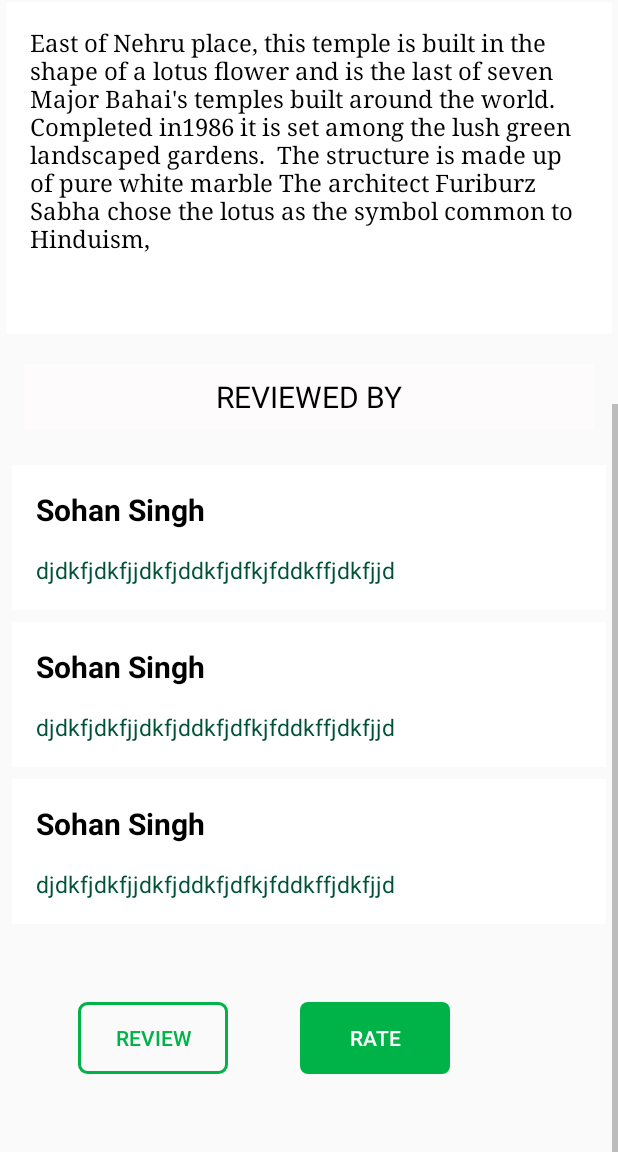
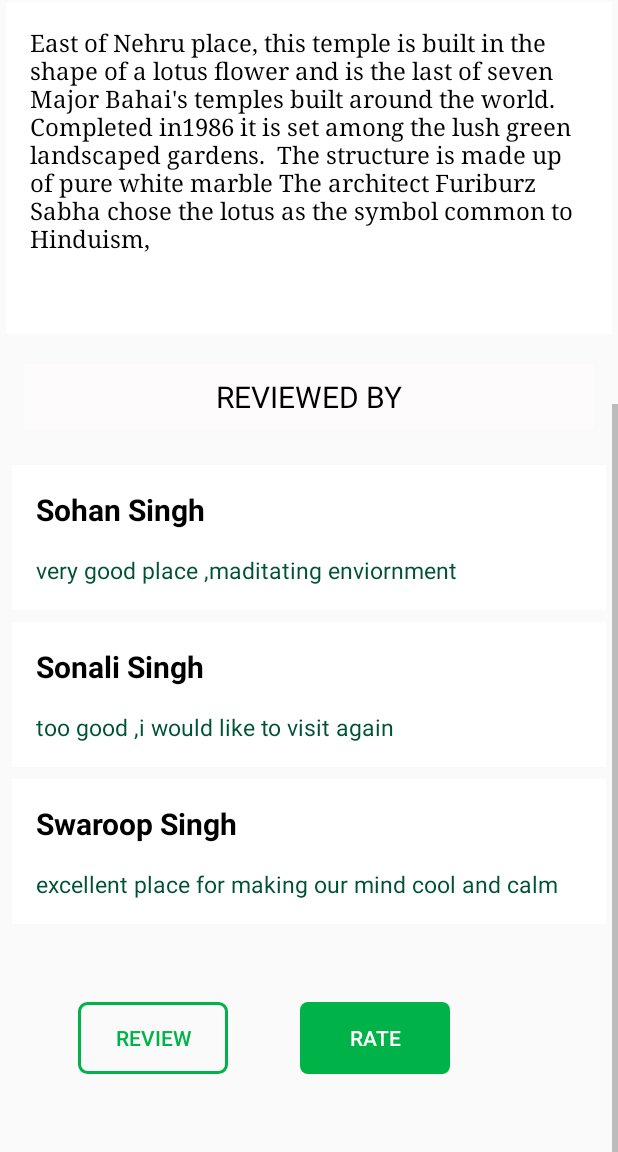
Before and after one commit to Krishan-er/Delhi_guide, an Android app: the Lotus screen opened directly, with no data from a screen before it, scrolled down 414 dp, on a phone screen of 412 x 824 dp, the part 84-1236 px from its top. Run offline under Robolectric (Android 15) with nearby library versions, the phone set to English and light mode, and no system bars.

```diff
--- a/app/src/main/java/com/example/krishan/travels/Review.java
+++ b/app/src/main/java/com/example/krishan/travels/Review.java
@@ -9,5 +9,6 @@ public class Review extends AppCompatActivity {
     protected void onCreate(Bundle savedInstanceState) {
         super.onCreate(savedInstanceState);
         setContentView(R.layout.activity_review);
+
     }
 }
--- a/app/src/main/res/layout/activity_lotus.xml
+++ b/app/src/main/res/layout/activity_lotus.xml
@@ -134,7 +134,7 @@ The structure is made up of pure white marble The architect Furiburz Sabha chose
                 <TextView
                     android:layout_width="match_parent"
                     android:layout_height="wrap_content"
-                    android:text="djdkfjdkfjjdkfjddkfjdfkjfddkffjdkfjjd"
+                    android:text="very good place ,maditating enviornment"
                     android:textColor="#005237"
                     android:layout_marginStart="16dp"
                     android:layout_marginEnd="16dp"
@@ -154,7 +154,7 @@ The structure is made up of pure white marble The architect Furiburz Sabha chose
                 <TextView
                     android:layout_width="match_parent"
                     android:layout_height="wrap_content"
-                    android:text="Sohan Singh"
+                    android:text="Sonali Singh"
                     android:textSize="20sp"
                     android:layout_margin="16dp"
                     android:textStyle="bold"
@@ -164,7 +164,7 @@ The structure is made up of pure white marble The architect Furiburz Sabha chose
                 <TextView
                     android:layout_width="match_parent"
                     android:layout_height="wrap_content"
-                    android:text="djdkfjdkfjjdkfjddkfjdfkjfddkffjdkfjjd"
+                    android:text="too good ,i would like to visit again"
                     android:textColor="#005237"
                     android:layout_marginStart="16dp"
                     android:layout_marginEnd="16dp"
@@ -184,7 +184,7 @@ The structure is made up of pure white marble The architect Furiburz Sabha chose
                 <TextView
                     android:layout_width="match_parent"
                     android:layout_height="wrap_content"
-                    android:text="Sohan Singh"
+                    android:text="Swaroop Singh"
                     android:textSize="20sp"
                     android:layout_margin="16dp"
                     android:textStyle="bold"
@@ -194,7 +194,7 @@ The structure is made up of pure white marble The architect Furiburz Sabha chose
                 <TextView
                     android:layout_width="match_parent"
                     android:layout_height="wrap_content"
-                    android:text="djdkfjdkfjjdkfjddkfjdfkjfddkffjdkfjjd"
+                    android:text="excellent place for making our mind cool and calm"
                     android:textColor="#005237"
                     android:layout_marginStart="16dp"
                     android:layout_marginEnd="16dp"
--- a/app/src/main/res/values/strings.xml
+++ b/app/src/main/res/values/strings.xml
@@ -1,6 +1,6 @@
 <resources>
     <string name="app_name">Travels</string>
-    <string name="title_activity_nav">Nav</string>
+    <string name="title_activity_nav">Delhi Guide</string>
     <string name="navigation_drawer_open">Open navigation drawer</string>
     <string name="navigation_drawer_close">Close navigation drawer</string>
     <string name="nav_header_title">Android Studio</string>
```
Also changed, not shown: app/src/main/res/layout/activity_review.xml (+21 -2 lines).
